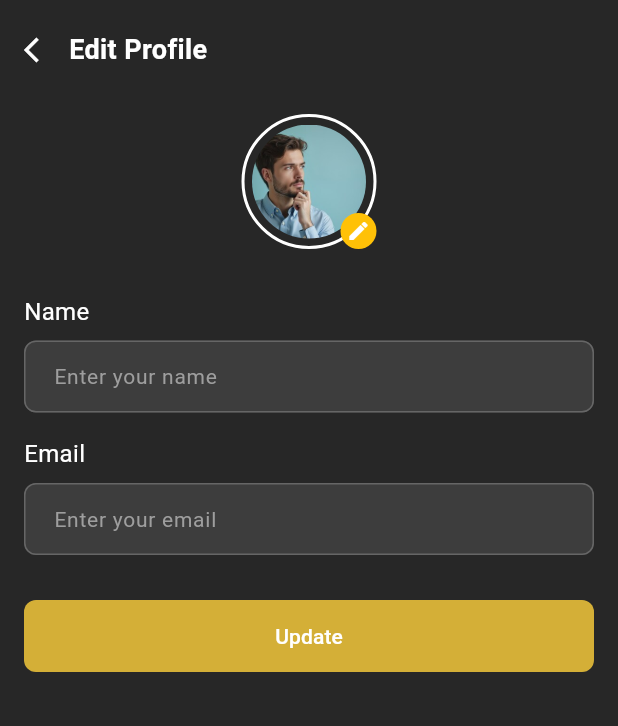
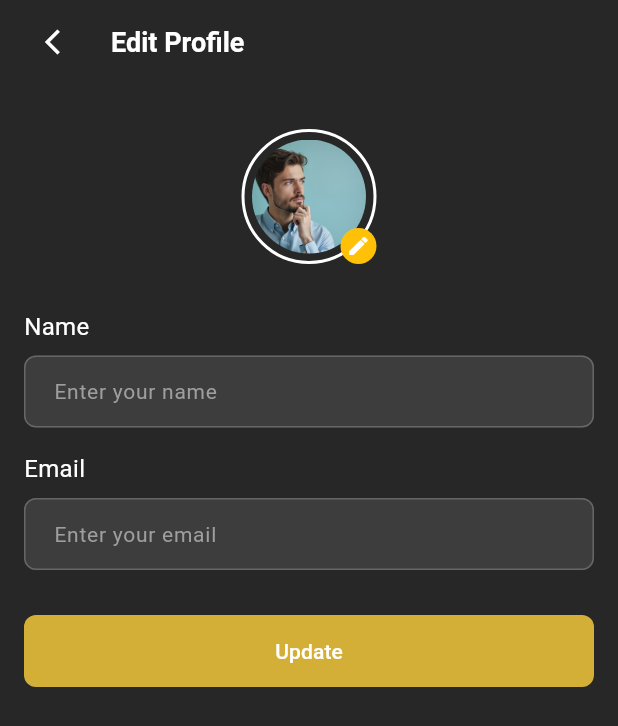
Before and after one commit to Sadiq1180/Money-Split-Wise-App, a Flutter app: the EditProfile screen opened by its route, on a phone screen of 412 x 824 dp. Shown: the top 726 px of the screen. Run offline on Flutter 3.47's test engine with Material 3 defaults, Android fonts, the phone set to English and light mode, and no system bars; drawn by our look-alikes of loader_overlay; our stand-ins replace connectivity_plus, dio, flutter_riverpod, flutter_svg, get_it, go_router and 1 more; missing offline and left inert: template_expressions; accounts and stored records are empty.

```diff
--- a/lib/presentation/views/screens/add_expenses/with_you_and/add_new_group.dart
+++ b/lib/presentation/views/screens/add_expenses/with_you_and/add_new_group.dart
@@ -1,5 +1,4 @@
 import 'package:flutter/material.dart';
-import 'package:project_core/presentation/views/screens/add_expenses/widgets/custom_search_bar.dart';
 import 'package:project_core/presentation/views/screens/add_expenses/with_you_and/confirm_group.dart';
 import 'package:project_core/presentation/views/screens/add_expenses/with_you_and/widgets/icon_label_box.dart';
 import 'package:project_core/presentation/views/screens/home_screen/widgets/recent_bills.dart';
--- a/lib/presentation/views/screens/insight_screen/insight_screen.dart
+++ b/lib/presentation/views/screens/insight_screen/insight_screen.dart
@@ -1,4 +1,5 @@
 import 'package:flutter/material.dart';
+import 'package:project_core/presentation/widgets/custom_title.dart';
 import 'package:project_core/shared/constants/app_colors.dart';
 
 class InsightScreen extends StatelessWidget {
@@ -10,7 +11,7 @@ class InsightScreen extends StatelessWidget {
   Widget build(BuildContext context) {
     return Scaffold(
       backgroundColor: AppColors.dark,
-      appBar: AppBar(title: const Text('Insights'), centerTitle: true),
+      appBar: CustomTitle(title: "Inshights"),
       body: Padding(
         padding: const EdgeInsets.all(16.0),
         child: Column(
--- a/lib/presentation/views/screens/profile/settings/edit_profile.dart
+++ b/lib/presentation/views/screens/profile/settings/edit_profile.dart
@@ -2,6 +2,7 @@ import 'package:flutter/material.dart';
 import 'package:project_core/presentation/base_widgets/keyboard_aware.dart';
 import 'package:project_core/presentation/views/screens/onboarding_screens/widgets/social_buttons.dart';
 import 'package:project_core/presentation/widgets/custom_label_field.dart';
+import 'package:project_core/presentation/widgets/custom_title.dart';
 import 'package:project_core/shared/constants/app_assets.dart';
 import 'package:project_core/shared/constants/app_colors.dart';
 import 'package:project_core/shared/extensions/sized_box.dart';
@@ -16,36 +17,15 @@ class EditProfile extends StatelessWidget {
     final TextEditingController emailController = TextEditingController();
 
     return Scaffold(
+      appBar: CustomTitle(title: "Edit Profile"),
       backgroundColor: AppColors.dark,
       body: KeyboardAware(
         child: SafeArea(
           child: SingleChildScrollView(
-            padding: const EdgeInsets.symmetric(horizontal: 16, vertical: 20),
+            padding: const EdgeInsets.symmetric(horizontal: 16),
             child: Column(
               crossAxisAlignment: CrossAxisAlignment.start,
               children: [
-                // Back and Title
-                Row(
-                  children: [
-                    GestureDetector(
-                      onTap: () => Navigator.pop(context),
-                      child: const Icon(
-                        Icons.arrow_back_ios,
-                        color: Colors.white,
-                        size: 20,
-                      ),
-                    ),
-                    10.spaceX,
-                    const Text(
-                      "Edit Profile",
-                      style: TextStyle(
-                        color: Colors.white,
-                        fontSize: 18,
-                        fontWeight: FontWeight.w600,
-                      ),
-                    ),
-                  ],
-                ),
                 30.spaceY,
 
                 //  Profile Image
--- a/lib/shared/constants/app_assets.dart
+++ b/lib/shared/constants/app_assets.dart
@@ -21,4 +21,5 @@ class AppAssets {
   static const person2 = "assets/images/person2.jpg";
   static const person3 = "assets/images/person3.jpg";
   static const person4 = "assets/images/person4.jpg";
+  static const person5 = "assets/images/person5.png";
 }
```
Also changed, not shown: lib/presentation/views/screens/add_expenses/with_you_and/confirm_group.dart (+9 -5 lines), lib/presentation/widgets/custom_bottom_navigation.dart (+5 -5 lines).
